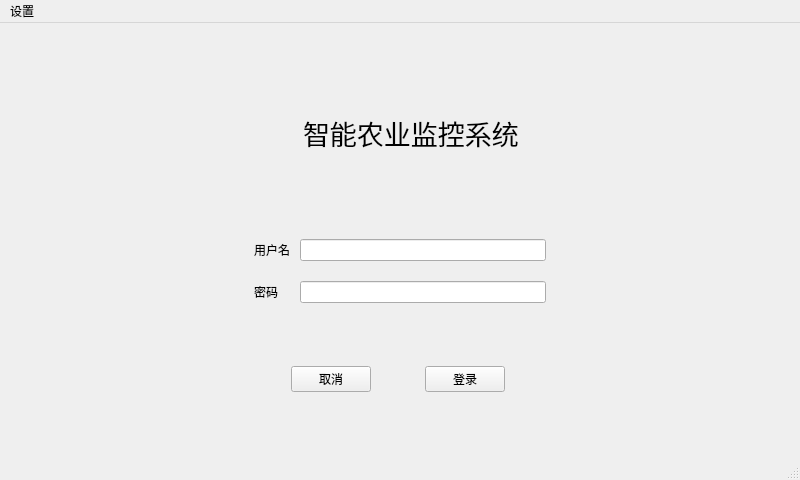
Before: the Qt Designer form src/iams.ui in rrrriiiiich/iams, drawn with Qt 5.
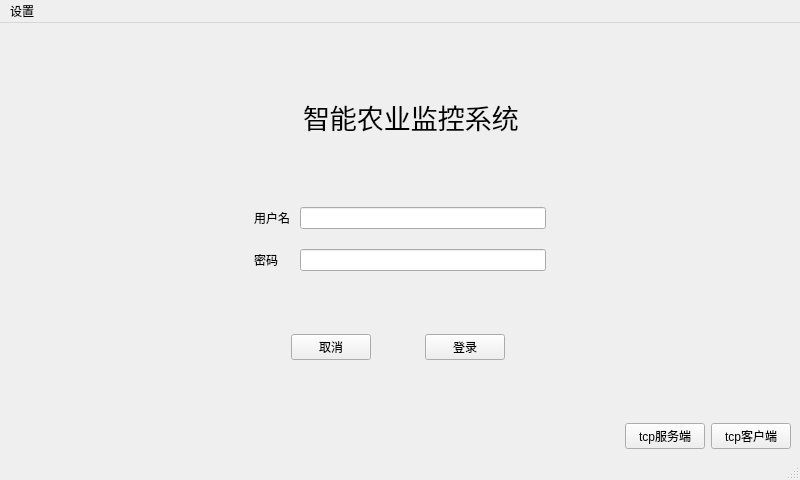
After: the same form once the commit is applied. Icons and pictures are not drawn.

Commit message: feat: 整理tcp客户端服务端

Patch:
```diff
--- a/src/iams.ui
+++ b/src/iams.ui
@@ -50,8 +50,8 @@
    <property name="autoFillBackground">
     <bool>false</bool>
    </property>
-   <layout class="QVBoxLayout" name="verticalLayout">
-    <item>
+   <layout class="QGridLayout" name="gridLayout">
+    <item row="0" column="0" colspan="2">
      <layout class="QHBoxLayout" name="header">
       <property name="sizeConstraint">
        <enum>QLayout::SetDefaultConstraint</enum>
@@ -129,7 +129,7 @@
       </item>
      </layout>
     </item>
-    <item>
+    <item row="1" column="0" colspan="2">
      <layout class="QHBoxLayout" name="username">
       <item>
        <spacer name="horizontalSpacer_3">
@@ -179,7 +179,7 @@
       </item>
      </layout>
     </item>
-    <item>
+    <item row="2" column="0">
      <spacer name="verticalSpacer">
       <property name="orientation">
        <enum>Qt::Vertical</enum>
@@ -195,7 +195,7 @@
       </property>
      </spacer>
     </item>
-    <item>
+    <item row="3" column="0" colspan="2">
      <layout class="QHBoxLayout" name="password">
       <item>
        <spacer name="horizontalSpacer_4">
@@ -245,8 +245,8 @@
       </item>
      </layout>
     </item>
-    <item>
-     <layout class="QHBoxLayout" name="horizontalLayout">
+    <item row="4" column="0" colspan="2">
+     <layout class="QHBoxLayout" name="operation">
       <property name="spacing">
        <number>6</number>
       </property>
@@ -278,7 +278,7 @@
       <item>
        <spacer name="horizontalSpacer_7">
         <property name="sizePolicy">
-         <sizepolicy hsizetype="Fixed" vsizetype="Fixed">
+         <sizepolicy hsizetype="Fixed" vsizetype="Minimum">
           <horstretch>0</horstretch>
           <verstretch>0</verstretch>
          </sizepolicy>
@@ -326,7 +326,7 @@
       <item>
        <spacer name="horizontalSpacer_8">
         <property name="sizePolicy">
-         <sizepolicy hsizetype="Fixed" vsizetype="Fixed">
+         <sizepolicy hsizetype="Fixed" vsizetype="Minimum">
           <horstretch>0</horstretch>
           <verstretch>0</verstretch>
          </sizepolicy>
@@ -366,6 +366,37 @@
       </item>
      </layout>
     </item>
+    <item row="5" column="1">
+     <layout class="QHBoxLayout" name="test">
+      <item>
+       <spacer name="horizontalSpacer_9">
+        <property name="orientation">
+         <enum>Qt::Horizontal</enum>
+        </property>
+        <property name="sizeHint" stdset="0">
+         <size>
+          <width>40</width>
+          <height>20</height>
+         </size>
+        </property>
+       </spacer>
+      </item>
+      <item>
+       <widget class="QPushButton" name="tcpcServerBt">
+        <property name="text">
+         <string>tcp服务端</string>
+        </property>
+       </widget>
+      </item>
+      <item>
+       <widget class="QPushButton" name="tcpClientBt">
+        <property name="text">
+         <string>tcp客户端</string>
+        </property>
+       </widget>
+      </item>
+     </layout>
+    </item>
    </layout>
   </widget>
   <widget class="QMenuBar" name="menubar">
```
Left out of the diff: 2 changed lines with no effect on the pictures. The commit also changes 6 other files.
